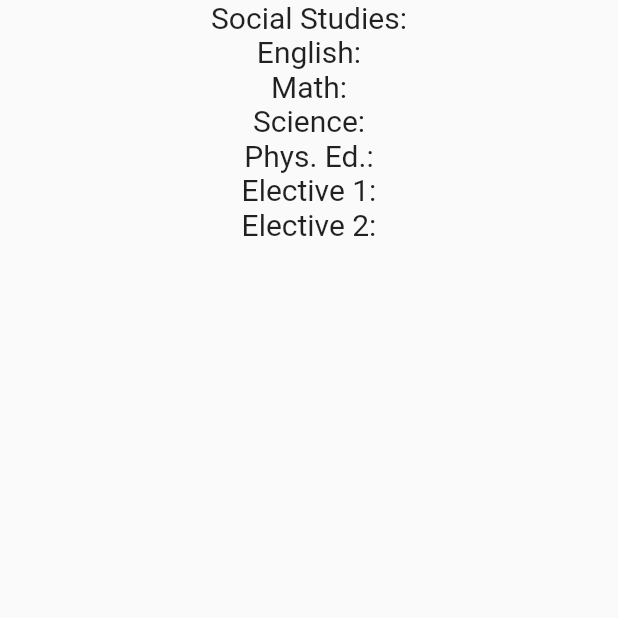
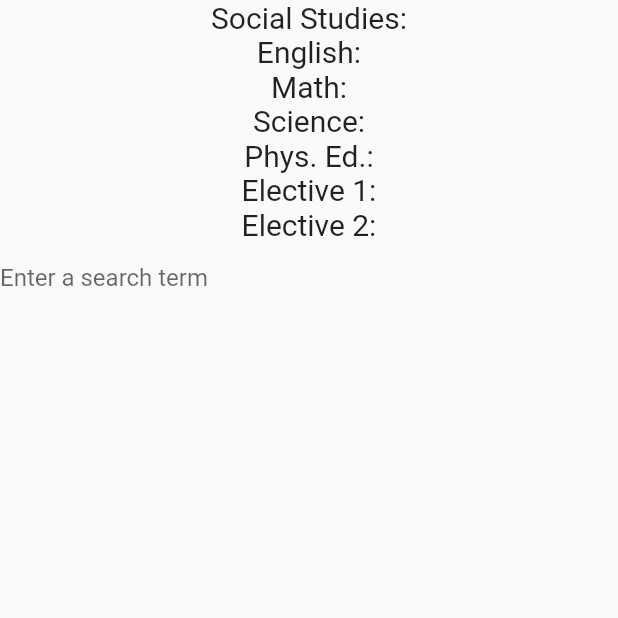
Before and after one commit to ari-dixit/kounslr3, a Flutter app: the activitiesScreen screen opened directly, on a phone screen of 412 x 824 dp, the top half of it. Run offline on Flutter 3.47's test engine with Material 2 defaults, Android fonts, the phone set to English and light mode, and no system bars; our stand-ins replace cloud_firestore, firebase_auth, firebase_core; accounts and stored records are empty.

```diff
--- a/lib/screens/activities_screen.dart
+++ b/lib/screens/activities_screen.dart
@@ -12,7 +12,8 @@ class  activitiesScreen extends StatelessWidget {
   Widget build(BuildContext context) {
     return Scaffold(
     body: Center(
-      child: Column(children: [
+      child: Column(
+        children: [
       GetCourseName(uid, 'Social Studies', 'courses'),
       GetCourseName(uid, 'English', 'courses'),
       GetCourseName(uid, 'Math', 'courses'),
@@ -20,6 +21,15 @@ class  activitiesScreen extends StatelessWidget {
       GetCourseName(uid, 'Phys. Ed.', 'courses'),
       GetCourseName(uid, 'Elective 1', 'courses'),
       GetCourseName(uid, 'Elective 2', 'courses'),
+      TextField(
+        decoration: InputDecoration(
+            border: InputBorder.none,
+            hintText: 'Enter a search term',
+            ),
+            onChanged: (text) {
+                print("First text field: $text");
+              },
+      )
       ],
       ),
     ));
```
